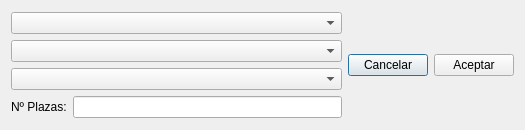
Above: source/dialogpeticiones.ui from hugo19941994/ViajeFacil before the change. Below: the same form after it.
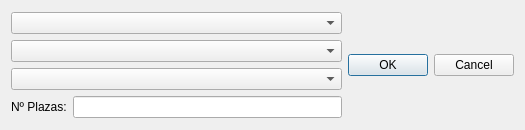
That is the form after the change.

Patch:
```diff
--- a/source/dialogpeticiones.ui
+++ b/source/dialogpeticiones.ui
@@ -54,19 +54,19 @@
        </item>
       </layout>
      </item>
+     <item>
+      <widget class="QPushButton" name="pushButton_2">
+       <property name="text">
+        <string>OK</string>
+       </property>
+      </widget>
+     </item>
      <item>
       <layout class="QHBoxLayout" name="horizontalLayout_5">
        <item>
         <widget class="QPushButton" name="pushButton">
          <property name="text">
-          <string>Cancelar</string>
-         </property>
-        </widget>
-       </item>
-       <item>
-        <widget class="QPushButton" name="pushButton_2">
-         <property name="text">
-          <string>Aceptar</string>
+          <string>Cancel</string>
          </property>
         </widget>
        </item>
```
Left out of the diff: 2 changed lines with no effect on the pictures.
